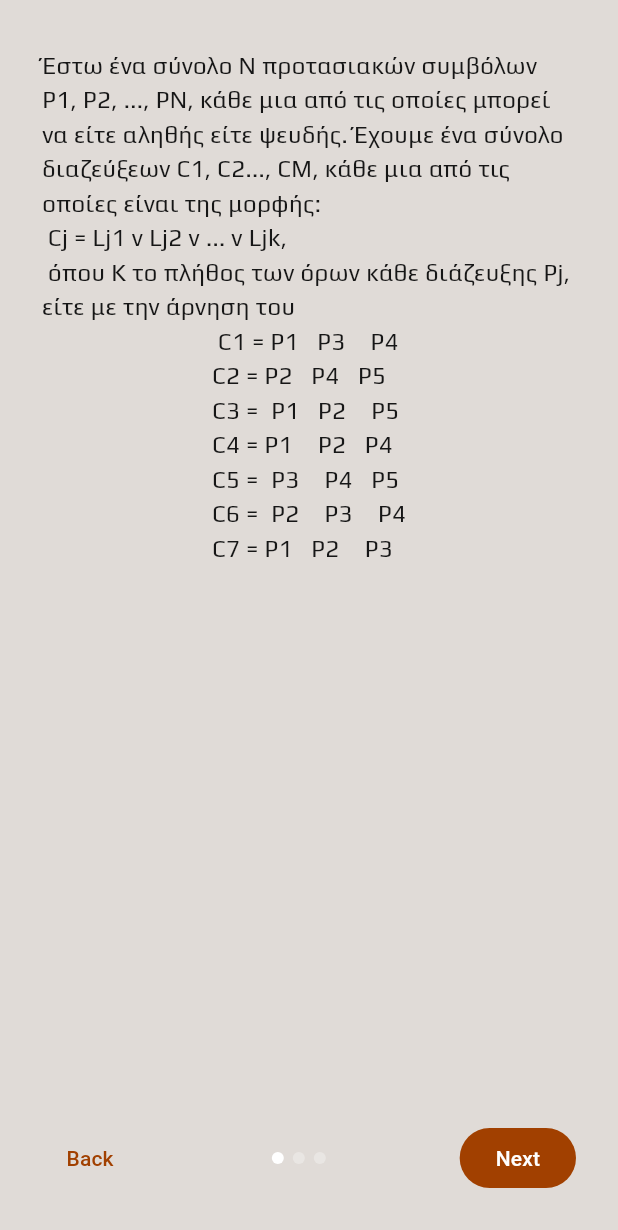
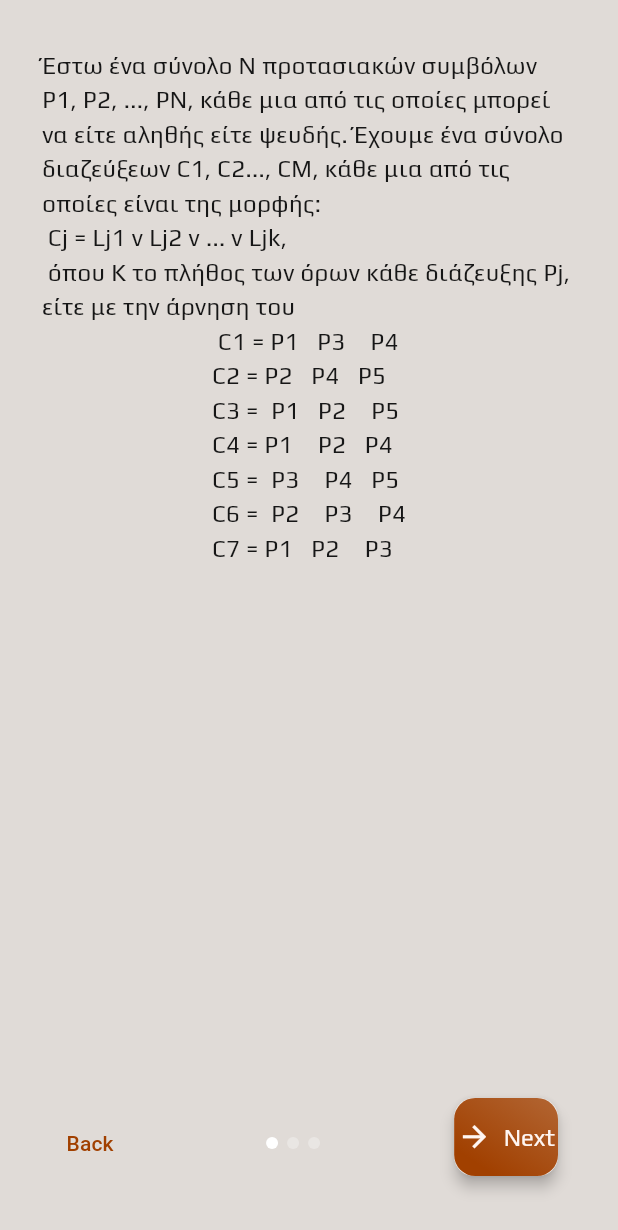
Before and after one commit to TonyGnk/propositional_analyzer, a Flutter app: the Instructions widget shown alone on an empty page, opened directly, on a phone screen of 412 x 824 dp. Shown: the top 1230 px of the screen. Run offline on Flutter 3.47's test engine with Material 3 defaults, Android fonts, the phone set to English and light mode, and no system bars; our stand-ins replace adaptive_theme, file_picker, fl_chart, flutter_riverpod, package_info_plus, shared_preferences and 1 more; missing offline and left inert: fullscreen_window, jsaver, window_manager; accounts and stored records are empty; project files that could hold a hidden picture were left out.

Commit message:
Update button slogan and add AnalyzeButton

```diff
--- a/lib/Screens/Home/home_buttons.dart
+++ b/lib/Screens/Home/home_buttons.dart
@@ -33,7 +33,7 @@ const newLoadButton = ButtonTemplate(
 
 const helpContainer = ButtonTemplate(
   title: 'Instructions',
-  slogan: 'How to use the app',
+  slogan: 'How app works',
   icon: Icons.help_outline_outlined,
   screenDestination: ScreenDestination.instructions,
 );
--- a/lib/Screens/Instructions/instructions_main.dart
+++ b/lib/Screens/Instructions/instructions_main.dart
@@ -41,17 +41,17 @@ class _InstructionsState extends ConsumerState<Instructions> {
           crossAxisAlignment: CrossAxisAlignment.center,
           children: [
             const SizedBox(height: 4),
-            Text(stringAContentGeek),
-            Text(strToExampleEl),
+            const Text(stringAContentGeek),
+            const Text(strToExampleEl),
             const Expanded(
               child: SizedBox(),
             ),
-            buttonRow(),
+            buttonRow(context),
           ],
         ),
       );
 
-  buttonRow() => Row(
+  buttonRow(BuildContext context) => Row(
         children: [
           //ElevatedButton Back
           TextButton(
@@ -66,9 +66,11 @@ class _InstructionsState extends ConsumerState<Instructions> {
             child: SizedBox(),
           ),
           //ElevatedButton Next
-          FilledButton(
-            onPressed: () {},
-            child: const Text('Next'),
+          AnalyzeButton(
+            label: 'Next',
+            icon: Icons.arrow_forward,
+            onTap: () {},
+            currentPrimary: Theme.of(context).colorScheme.primary,
           ),
         ],
       );
--- a/lib/Screens/Instructions/instructions_state.dart
+++ b/lib/Screens/Instructions/instructions_state.dart
@@ -23,7 +23,7 @@ instructionsReturn(WidgetRef ref) {
 updateAppBarItems(WidgetRef ref, bool isReturn) {
   updateThemeButton(ref, !isReturn);
   updateInfoButton(ref, !isReturn);
-  updateAppBarCustomIcon1(ref, exitIconButton(), isReturn);
+  //updateAppBarCustomIcon1(ref, exitIconButton(), isReturn);
   ref.read(opacity.notifier).state = isReturn ? 1 : 0;
 }
 
@@ -34,8 +34,3 @@ animatedColumn(Widget child) => Consumer(
         child: child,
       ),
     );
-
-exitIconButton() => appBarIcon(
-      const Icon(Icons.exit_to_app),
-      () {},
-    );
```
